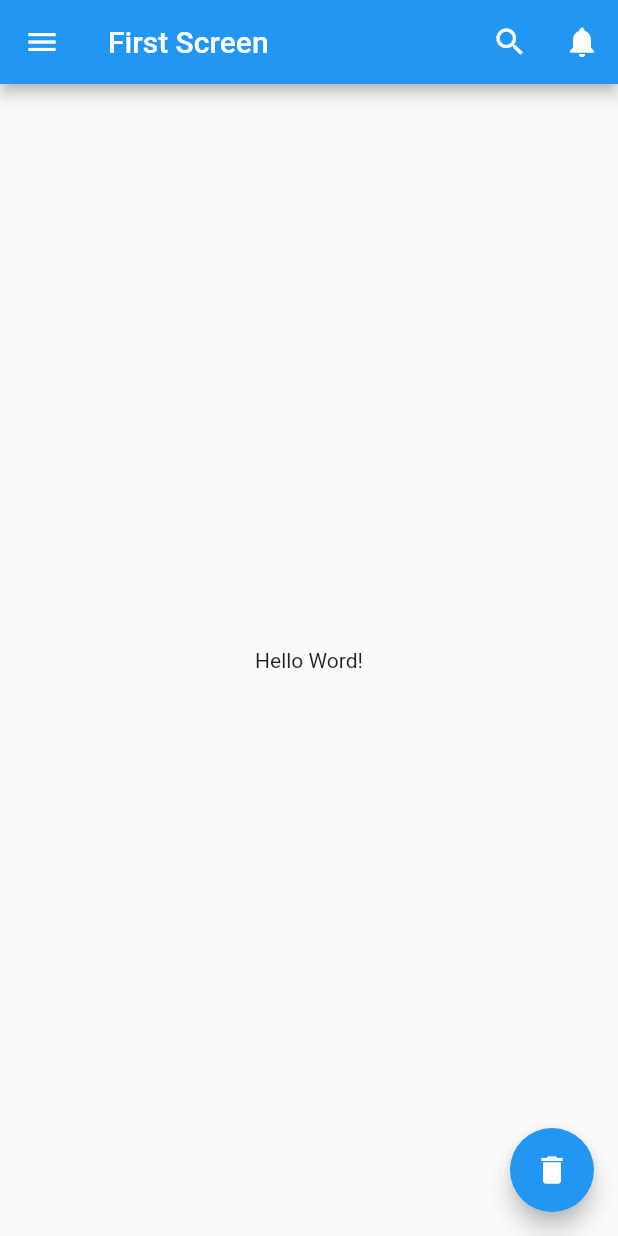
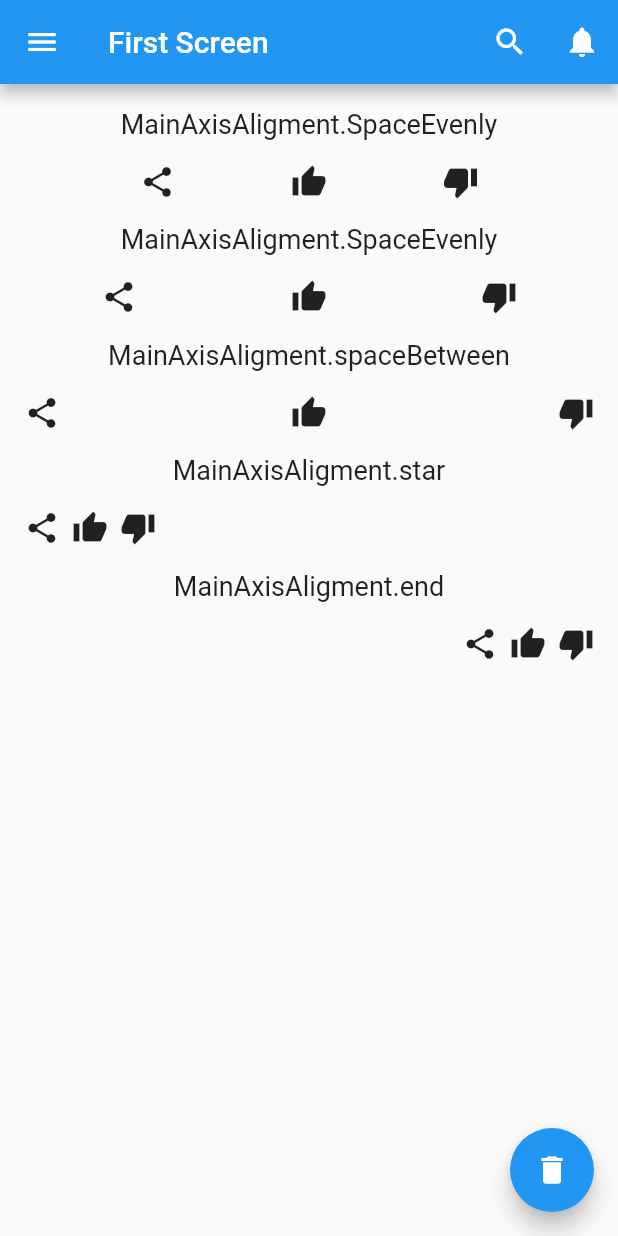
Before and after one commit to igobhaktiar/letsgooapp, a Flutter app: the screen it shows after launch, on a phone screen of 412 x 824 dp. Run offline on Flutter 3.47's test engine with Material 2 defaults, Android fonts, the phone set to English and light mode, and no system bars.

Commit message:
row and column

```diff
--- a/letsgooapp/lib/FirstScreen.dart
+++ b/letsgooapp/lib/FirstScreen.dart
@@ -32,9 +32,97 @@ class FirstScreen extends StatelessWidget {
           onPressed: () {},
         ),
       ),
-      body: const Center(
-        child: Text('Hello Word!'),
+      body: const Padding (padding: EdgeInsets.all(16),
+        child:
+        Column(
+          children: <Widget> [
+            Text('MainAxisAligment.SpaceEvenly', style: TextStyle(fontSize: 18),),
+            Padding(padding: EdgeInsets.all(8)),
+            Row (
+              mainAxisAlignment: MainAxisAlignment.spaceEvenly,
+              children: <Widget> [
+                Icon(Icons.share),
+                Icon(Icons.thumb_up),
+                Icon(Icons.thumb_down)
+              ],
+            ),
+            Padding(padding: EdgeInsets.all(8)),
+            Text('MainAxisAligment.SpaceEvenly', style: TextStyle(fontSize: 18),),
+            Padding(padding: EdgeInsets.all(8)),
+            Row(
+              mainAxisAlignment: MainAxisAlignment.spaceAround,
+              children: <Widget>[
+                Icon(Icons.share),
+                Icon(Icons.thumb_up),
+                Icon(Icons.thumb_down)
+              ],
+            ),
+            Padding(padding: EdgeInsets.all(8)),
+            Text('MainAxisAligment.spaceBetween', style: TextStyle(fontSize: 18),),
+            Padding(padding: EdgeInsets.all(8)),
+            Row(
+              mainAxisAlignment: MainAxisAlignment.spaceBetween,
+              children: <Widget>[
+                Icon(Icons.share),
+                Icon(Icons.thumb_up),
+                Icon(Icons.thumb_down)
+              ],
+            ),
+            Padding(padding: EdgeInsets.all(8)),
+            Text('MainAxisAligment.star', style: TextStyle(fontSize: 18),),
+            Padding(padding: EdgeInsets.all(8)),
+            Row(
+              mainAxisAlignment: MainAxisAlignment.start,
+              children: <Widget>[
+                Icon(Icons.share),
+                SizedBox(width: 8),
+                Icon(Icons.thumb_up),
+                SizedBox(width: 8),
+                Icon(Icons.thumb_down)
+              ],
+            ),
+            Padding(padding: EdgeInsets.all(8)),
+            Text('MainAxisAligment.end', style: TextStyle(fontSize: 18),),
+            Padding(padding: EdgeInsets.all(8)),
+            Row(
+              mainAxisAlignment: MainAxisAlignment.end,
+              children: <Widget>[
+                Icon(Icons.share),
+                SizedBox(width: 8),
+                Icon(Icons.thumb_up),
+                SizedBox(width: 8),
+                Icon(Icons.thumb_down)
+              ],
+            ),
+          ],
+        )
+
       ),
+      //   decoration:  BoxDecoration(
+      //     color: Colors.red,
+      //     border: Border.all(color: Colors.green, width: 3),
+      //     borderRadius: BorderRadius.circular(10),
+      //     // shape: BoxShape.circle
+      //     boxShadow: const [
+      //       BoxShadow(
+      //           color: Colors.black,
+      //         offset: Offset(3, 6),
+      //         blurRadius: 10,
+      //       )
+      //     ]
+      //   ),
+      //   // width: 200,
+      //   // height: 100,
+      //   padding: const EdgeInsets.all(10),
+      //   margin: const EdgeInsets.all(10),
+      //   child: const Text('Hi',
+      //   style: TextStyle(fontSize: 40),
+      //   ),
+      // ),
+      //
+      // body: const Center(
+      //    child: Text('Hello Word!'),
+      // ),
       floatingActionButton: FloatingActionButton(
         child: const Icon(Icons.delete),
         onPressed: (){},
```
